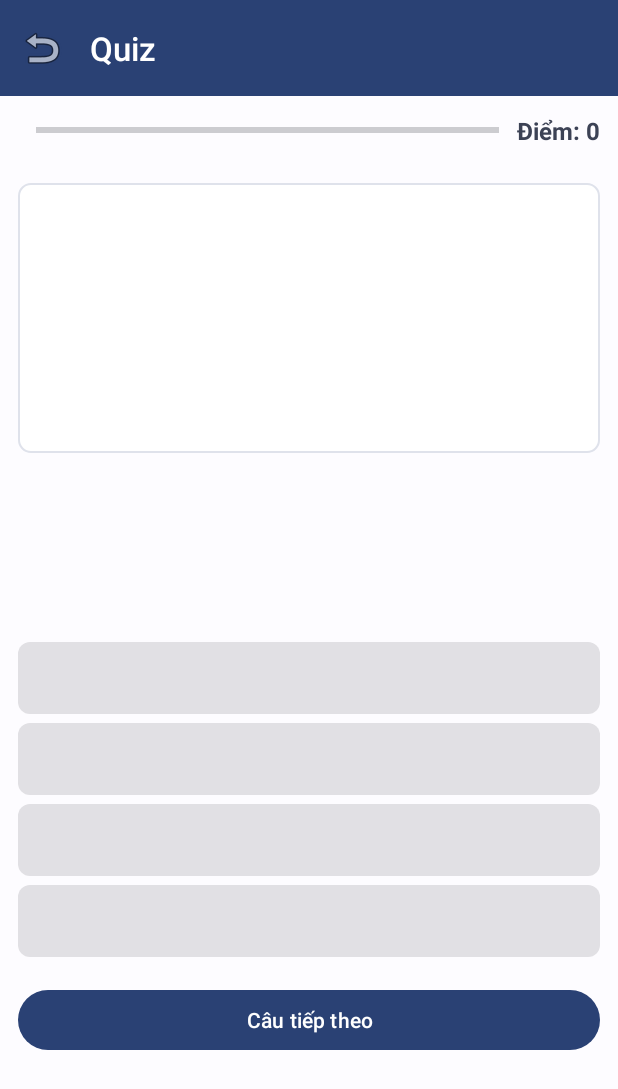
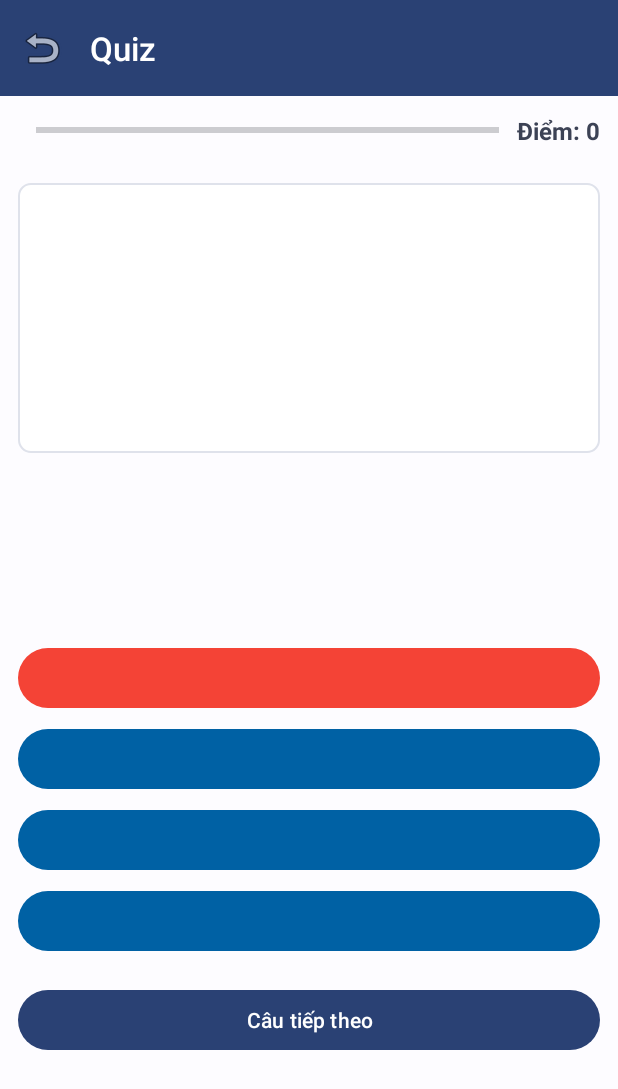
Before and after one commit to Skun01/LearningEnglishApplication, an Android app: the QuizActivity screen opened directly, with no data from a screen before it, after a tap on an icon or button, on a phone screen of 412 x 824 dp. Shown: the top 1089 px of the screen. Run offline under Robolectric (Android 15) with nearby library versions, the phone set to English and light mode, and no system bars; 12 statements that could not run were skipped.

Commit message:
fix quiz trac nghiem lua chon dap an mau sac

```diff
--- a/app/src/main/java/com/example/learningenglishapplication/Quiz/QuizActivity.java
+++ b/app/src/main/java/com/example/learningenglishapplication/Quiz/QuizActivity.java
@@ -8,17 +8,16 @@ import android.view.View;
 import android.widget.Button;
 import android.widget.ProgressBar;
 import android.widget.TextView;
-
+import androidx.activity.OnBackPressedCallback;
 import androidx.core.app.ActivityOptionsCompat;
+import androidx.core.content.ContextCompat;
 import androidx.core.util.Pair;
-
 import com.example.learningenglishapplication.R;
 import com.example.learningenglishapplication.Data.model.Vocabulary;
 import com.example.learningenglishapplication.Utils.ActivityTransitionManager;
 import com.example.learningenglishapplication.Utils.BaseChildActivity;
 import com.google.android.material.appbar.MaterialToolbar;
 import com.google.android.material.button.MaterialButton;
-
 import java.util.ArrayList;
 import java.util.Collections;
 import java.util.List;
@@ -27,8 +26,8 @@ public class QuizActivity extends BaseChildActivity implements View.OnClickListe
 
     private TextView tvQuestionCounter, tvScore, tvQuestionWord;
     private ProgressBar pbQuizProgress;
-    private Button btnAnswer1, btnAnswer2, btnAnswer3, btnAnswer4;
-    private List<Button> answerButtons;
+    private MaterialButton btnAnswer1, btnAnswer2, btnAnswer3, btnAnswer4;
+    private List<MaterialButton> answerButtons;
 
     private List<Vocabulary> quizQuestions;
     private List<Vocabulary> allVocabs;
@@ -42,18 +41,26 @@ public class QuizActivity extends BaseChildActivity implements View.OnClickListe
         super.onCreate(savedInstanceState);
         setContentView(R.layout.activity_quiz);
 
-        // Thiết lập toolbar với tiêu đề "Quiz"
         MaterialToolbar toolbar = findViewById(R.id.toolbar_quiz);
         setSupportActionBar(toolbar);
-        getSupportActionBar().setTitle(getString(R.string.quiz_title));
-        getSupportActionBar().setDisplayHomeAsUpEnabled(true);
-        getSupportActionBar().setDisplayShowHomeEnabled(true);
+        if (getSupportActionBar() != null) {
+            getSupportActionBar().setTitle(getString(R.string.quiz_title));
+            getSupportActionBar().setDisplayHomeAsUpEnabled(true);
+            getSupportActionBar().setDisplayShowHomeEnabled(true);
+        }
 
         quizQuestions = (List<Vocabulary>) getIntent().getSerializableExtra("QUIZ_QUESTIONS");
         allVocabs = (List<Vocabulary>) getIntent().getSerializableExtra("ALL_VOCABS");
 
         initViews();
         loadNextQuestion();
+
+        getOnBackPressedDispatcher().addCallback(this, new OnBackPressedCallback(true) {
+            @Override
+            public void handleOnBackPressed() {
+                ActivityTransitionManager.finishWithDefaultTransition(QuizActivity.this);
+            }
+        });
     }
 
     private void initViews() {
@@ -72,15 +79,14 @@ public class QuizActivity extends BaseChildActivity implements View.OnClickListe
         answerButtons.add(btnAnswer3);
         answerButtons.add(btnAnswer4);
 
-        for (Button btn : answerButtons) {
+        for (MaterialButton btn : answerButtons) {
             btn.setOnClickListener(this);
-            // Thêm hiệu ứng ripple khi nhấn
-            btn.setBackgroundResource(R.drawable.button_ripple_effect);
+            // Thiết lập màu chữ mặc định cho tất cả các nút ngay từ đầu
+            btn.setTextColor(Color.WHITE);
         }
     }
 
     private void loadNextQuestion() {
-        // Nếu đã hết câu hỏi, chuyển sang màn hình kết quả
         if (currentQuestionIndex >= quizQuestions.size()) {
             showResults();
             return;
@@ -90,13 +96,11 @@ public class QuizActivity extends BaseChildActivity implements View.OnClickListe
 
         Vocabulary currentQuestion = quizQuestions.get(currentQuestionIndex);
 
-        // Cập nhật giao diện
         tvQuestionCounter.setText("Câu " + (currentQuestionIndex + 1) + "/" + quizQuestions.size());
         tvScore.setText("Điểm: " + score);
         pbQuizProgress.setProgress((currentQuestionIndex * 100) / quizQuestions.size());
         tvQuestionWord.setText(currentQuestion.getWord());
 
-        // Tạo các lựa chọn trả lời
         List<String> options = generateOptions(currentQuestion);
         for (int i = 0; i < answerButtons.size(); i++) {
             answerButtons.get(i).setText(options.get(i));
@@ -105,35 +109,32 @@ public class QuizActivity extends BaseChildActivity implements View.OnClickListe
 
     private List<String> generateOptions(Vocabulary correctVocab) {
         List<String> options = new ArrayList<>();
-        options.add(correctVocab.getMeaning()); // Thêm đáp án đúng
+        options.add(correctVocab.getMeaning());
 
-        // Tạo một danh sách các từ sai
         List<Vocabulary> wrongVocabs = new ArrayList<>(allVocabs);
-        wrongVocabs.removeIf(v -> v.getId() == correctVocab.getId()); // Xóa đáp án đúng khỏi danh sách
+        wrongVocabs.removeIf(v -> v.getId() == correctVocab.getId());
         Collections.shuffle(wrongVocabs);
 
-        // Thêm 3 đáp án sai
         for (int i = 0; i < 3; i++) {
-            options.add(wrongVocabs.get(i).getMeaning());
+            if (wrongVocabs.size() > i) {
+                options.add(wrongVocabs.get(i).getMeaning());
+            }
         }
 
-        // Trộn các lựa chọn để đáp án đúng không luôn ở vị trí đầu
         Collections.shuffle(options);
         return options;
     }
 
     @Override
     public void onClick(View v) {
-        // Vô hiệu hóa các nút để tránh nhấn nhiều lần
-        for (Button btn : answerButtons) {
+        for (MaterialButton btn : answerButtons) {
             btn.setEnabled(false);
         }
 
-        Button clickedButton = (Button) v;
+        MaterialButton clickedButton = (MaterialButton) v;
         String selectedAnswer = clickedButton.getText().toString();
         String correctAnswer = quizQuestions.get(currentQuestionIndex).getMeaning();
 
-        // Thêm hiệu ứng animation khi chọn đáp án
         clickedButton.animate()
                 .scaleX(1.1f)
                 .scaleY(1.1f)
@@ -149,27 +150,24 @@ public class QuizActivity extends BaseChildActivity implements View.OnClickListe
 
         if (selectedAnswer.equals(correctAnswer)) {
             score++;
-            // Sử dụng drawable với màu đúng
-            clickedButton.setBackgroundResource(R.drawable.button_correct_answer);
-            clickedButton.setTextColor(getResources().getColor(android.R.color.white, getTheme()));
+            // Thay đổi màu nền của nút đúng thành xanh lá
+            clickedButton.setBackgroundTintList(ContextCompat.getColorStateList(this, R.color.correct_answer));
+            // Không thay đổi màu chữ vì đã được đặt là màu trắng
         } else {
-            // Sử dụng drawable với màu sai
-            clickedButton.setBackgroundResource(R.drawable.button_wrong_answer);
-            clickedButton.setTextColor(getResources().getColor(android.R.color.white, getTheme()));
-            // Tìm và highlight đáp án đúng
-            for (Button btn : answerButtons) {
+            // Thay đổi màu nền của nút sai thành đỏ
+            clickedButton.setBackgroundTintList(ContextCompat.getColorStateList(this, R.color.wrong_answer));
+
+            for (MaterialButton btn : answerButtons) {
                 if (btn.getText().toString().equals(correctAnswer)) {
-                    btn.setBackgroundResource(R.drawable.button_correct_answer);
-                    btn.setTextColor(getResources().getColor(android.R.color.white, getTheme()));
+                    // Thay đổi màu nền của đáp án đúng thành xanh lá
+                    btn.setBackgroundTintList(ContextCompat.getColorStateList(this, R.color.correct_answer));
                 }
             }
         }
 
         currentQuestionIndex++;
 
-        // Đợi một chút rồi chuyển sang câu tiếp theo với hiệu ứng fade
         handler.postDelayed(() -> {
-            // Thêm hiệu ứng fade out trước khi load câu hỏi mới
             View questionContainer = findViewById(R.id.question_container);
             questionContainer.animate()
                     .alpha(0.0f)
@@ -182,14 +180,15 @@ public class QuizActivity extends BaseChildActivity implements View.OnClickListe
                                 .start();
                     })
                     .start();
-        }, 1500); // 1.5 giây
+        }, 1500);
     }
 
     private void resetButtons() {
-        for (Button btn : answerButtons) {
+        for (MaterialButton btn : answerButtons) {
             btn.setEnabled(true);
-            btn.setBackgroundResource(R.drawable.button_ripple_effect);
-            btn.setTextColor(getResources().getColor(R.color.text_color_primary, getTheme()));
+            // Khôi phục màu nền về màu xanh dương mặc định
+            btn.setBackgroundTintList(ContextCompat.getColorStateList(this, R.color.primary));
+            // Giữ nguyên màu chữ là màu trắng
         }
     }
 
@@ -198,7 +197,6 @@ public class QuizActivity extends BaseChildActivity implements View.OnClickListe
         intent.putExtra("SCORE", score);
         intent.putExtra("TOTAL_QUESTIONS", quizQuestions.size());
 
-        // Tạo shared element transition cho score
         View scoreView = findViewById(R.id.tv_score);
         ActivityOptionsCompat options = ActivityOptionsCompat.makeSceneTransitionAnimation(
                 this,
@@ -213,9 +211,4 @@ public class QuizActivity extends BaseChildActivity implements View.OnClickListe
         onBackPressed();
         return true;
     }
-
-    @Override
-    public void onBackPressed() {
-        ActivityTransitionManager.finishWithDefaultTransition(this);
-    }
 }
--- a/app/src/main/res/values/colors.xml
+++ b/app/src/main/res/values/colors.xml
@@ -78,6 +78,8 @@
     <color name="red">#FF0000</color>
     <color name="green">#00FF00</color>
     <color name="my_circle_color">#FF4081</color>
+    <color name="green_correct">#4CAF50</color>
+    <color name="red_wrong">#F44336</color>
 
     <!-- Quiz specific colors -->
     <color name="correct_answer">#4CAF50</color>
```
